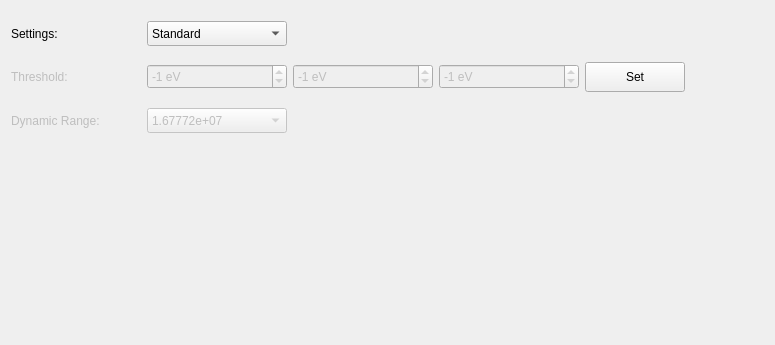
The window that slsDetectorGui/forms/form_tab_settings.ui (slsdetectorgroup/slsDetectorPackage) describes before a commit, drawn with Qt 5.
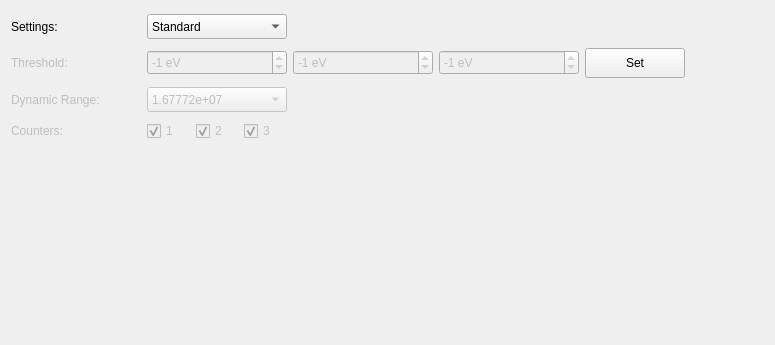
The same window after the commit. Icons and pictures are not drawn.

Commit message: moved counters in gui from data output tab to settings tab

```diff
--- a/slsDetectorGui/forms/form_tab_settings.ui
+++ b/slsDetectorGui/forms/form_tab_settings.ui
@@ -32,8 +32,46 @@
    <string>Form</string>
   </property>
   <layout class="QGridLayout" name="gridLayout_2">
-   <item row="1" column="4">
-    <widget class="QSpinBox" name="spinThreshold3">
+   <item row="3" column="3">
+    <widget class="QCheckBox" name="chkCounter2">
+     <property name="enabled">
+      <bool>false</bool>
+     </property>
+     <property name="maximumSize">
+      <size>
+       <width>50</width>
+       <height>16777215</height>
+      </size>
+     </property>
+     <property name="text">
+      <string>2</string>
+     </property>
+     <property name="checked">
+      <bool>true</bool>
+     </property>
+    </widget>
+   </item>
+   <item row="3" column="4">
+    <widget class="QCheckBox" name="chkCounter3">
+     <property name="enabled">
+      <bool>false</bool>
+     </property>
+     <property name="maximumSize">
+      <size>
+       <width>50</width>
+       <height>16777215</height>
+      </size>
+     </property>
+     <property name="text">
+      <string>3</string>
+     </property>
+     <property name="checked">
+      <bool>true</bool>
+     </property>
+    </widget>
+   </item>
+   <item row="2" column="2" colspan="3">
+    <widget class="QComboBox" name="comboDynamicRange">
      <property name="enabled">
       <bool>false</bool>
      </property>
@@ -49,27 +87,29 @@
        <height>16777215</height>
       </size>
      </property>
-     <property name="keyboardTracking">
-      <bool>false</bool>
-     </property>
-     <property name="suffix">
-      <string> eV</string>
-     </property>
-     <property name="minimum">
-      <number>-100000</number>
-     </property>
-     <property name="maximum">
-      <number>100000</number>
-     </property>
-     <property name="singleStep">
-      <number>100</number>
-     </property>
-     <property name="value">
-      <number>-1</number>
-     </property>
+     <item>
+      <property name="text">
+       <string>1.67772e+07</string>
+      </property>
+     </item>
+     <item>
+      <property name="text">
+       <string>65535</string>
+      </property>
+     </item>
+     <item>
+      <property name="text">
+       <string>255</string>
+      </property>
+     </item>
+     <item>
+      <property name="text">
+       <string>7</string>
+      </property>
+     </item>
     </widget>
    </item>
-   <item row="1" column="2">
+   <item row="1" column="2" colspan="3">
     <widget class="QSpinBox" name="spinThreshold">
      <property name="enabled">
       <bool>false</bool>
@@ -106,6 +146,43 @@
      </property>
     </widget>
    </item>
+   <item row="1" column="6">
+    <widget class="QSpinBox" name="spinThreshold3">
+     <property name="enabled">
+      <bool>false</bool>
+     </property>
+     <property name="minimumSize">
+      <size>
+       <width>140</width>
+       <height>25</height>
+      </size>
+     </property>
+     <property name="maximumSize">
+      <size>
+       <width>140</width>
+       <height>16777215</height>
+      </size>
+     </property>
+     <property name="keyboardTracking">
+      <bool>false</bool>
+     </property>
+     <property name="suffix">
+      <string> eV</string>
+     </property>
+     <property name="minimum">
+      <number>-100000</number>
+     </property>
+     <property name="maximum">
+      <number>100000</number>
+     </property>
+     <property name="singleStep">
+      <number>100</number>
+     </property>
+     <property name="value">
+      <number>-1</number>
+     </property>
+    </widget>
+   </item>
    <item row="2" column="0">
     <widget class="QLabel" name="lblDynamicRange">
      <property name="enabled">
@@ -128,7 +205,7 @@
      </property>
     </widget>
    </item>
-   <item row="3" column="2">
+   <item row="4" column="2">
     <spacer name="verticalSpacer">
      <property name="orientation">
       <enum>Qt::Vertical</enum>
@@ -144,46 +221,7 @@
      </property>
     </spacer>
    </item>
-   <item row="2" column="2">
-    <widget class="QComboBox" name="comboDynamicRange">
-     <property name="enabled">
-      <bool>false</bool>
-     </property>
-     <property name="minimumSize">
-      <size>
-       <width>140</width>
-       <height>25</height>
-      </size>
-     </property>
-     <property name="maximumSize">
-      <size>
-       <width>140</width>
-       <height>16777215</height>
-      </size>
-     </property>
-     <item>
-      <property name="text">
-       <string>1.67772e+07</string>
-      </property>
-     </item>
-     <item>
-      <property name="text">
-       <string>65535</string>
-      </property>
-     </item>
-     <item>
-      <property name="text">
-       <string>255</string>
-      </property>
-     </item>
-     <item>
-      <property name="text">
-       <string>7</string>
-      </property>
-     </item>
-    </widget>
-   </item>
-   <item row="1" column="6">
+   <item row="1" column="8">
     <widget class="QPushButton" name="btnSetThreshold">
      <property name="enabled">
       <bool>true</bool>
@@ -280,7 +318,139 @@
      </property>
     </widget>
    </item>
-   <item row="0" column="2">
+   <item row="0" column="1">
+    <spacer name="horizontalSpacer">
+     <property name="orientation">
+      <enum>Qt::Horizontal</enum>
+     </property>
+     <property name="sizeType">
+      <enum>QSizePolicy::Fixed</enum>
+     </property>
+     <property name="sizeHint" stdset="0">
+      <size>
+       <width>20</width>
+       <height>20</height>
+      </size>
+     </property>
+    </spacer>
+   </item>
+   <item row="1" column="0">
+    <widget class="QLabel" name="lblThreshold">
+     <property name="enabled">
+      <bool>false</bool>
+     </property>
+     <property name="minimumSize">
+      <size>
+       <width>110</width>
+       <height>0</height>
+      </size>
+     </property>
+     <property name="maximumSize">
+      <size>
+       <width>110</width>
+       <height>16777215</height>
+      </size>
+     </property>
+     <property name="text">
+      <string>Threshold:</string>
+     </property>
+    </widget>
+   </item>
+   <item row="1" column="5">
+    <widget class="QSpinBox" name="spinThreshold2">
+     <property name="enabled">
+      <bool>false</bool>
+     </property>
+     <property name="minimumSize">
+      <size>
+       <width>140</width>
+       <height>25</height>
+      </size>
+     </property>
+     <property name="maximumSize">
+      <size>
+       <width>140</width>
+       <height>16777215</height>
+      </size>
+     </property>
+     <property name="keyboardTracking">
+      <bool>false</bool>
+     </property>
+     <property name="suffix">
+      <string> eV</string>
+     </property>
+     <property name="minimum">
+      <number>-100000</number>
+     </property>
+     <property name="maximum">
+      <number>100000</number>
+     </property>
+     <property name="singleStep">
+      <number>100</number>
+     </property>
+     <property name="value">
+      <number>-1</number>
+     </property>
+    </widget>
+   </item>
+   <item row="1" column="9">
+    <spacer name="horizontalSpacer_2">
+     <property name="orientation">
+      <enum>Qt::Horizontal</enum>
+     </property>
+     <property name="sizeType">
+      <enum>QSizePolicy::Expanding</enum>
+     </property>
+     <property name="sizeHint" stdset="0">
+      <size>
+       <width>20</width>
+       <height>20</height>
+      </size>
+     </property>
+    </spacer>
+   </item>
+   <item row="3" column="0">
+    <widget class="QLabel" name="lblCounter">
+     <property name="enabled">
+      <bool>false</bool>
+     </property>
+     <property name="minimumSize">
+      <size>
+       <width>110</width>
+       <height>0</height>
+      </size>
+     </property>
+     <property name="maximumSize">
+      <size>
+       <width>110</width>
+       <height>16777215</height>
+      </size>
+     </property>
+     <property name="text">
+      <string>Counters:</string>
+     </property>
+    </widget>
+   </item>
+   <item row="3" column="2">
+    <widget class="QCheckBox" name="chkCounter1">
+     <property name="enabled">
+      <bool>false</bool>
+     </property>
+     <property name="maximumSize">
+      <size>
+       <width>50</width>
+       <height>16777215</height>
+      </size>
+     </property>
+     <property name="text">
+      <string>1</string>
+     </property>
+     <property name="checked">
+      <bool>true</bool>
+     </property>
+    </widget>
+   </item>
+   <item row="0" column="2" colspan="3">
     <widget class="QComboBox" name="comboSettings">
      <property name="enabled">
       <bool>true</bool>
@@ -424,97 +594,6 @@
      </item>
     </widget>
    </item>
-   <item row="0" column="1">
-    <spacer name="horizontalSpacer">
-     <property name="orientation">
-      <enum>Qt::Horizontal</enum>
-     </property>
-     <property name="sizeType">
-      <enum>QSizePolicy::Fixed</enum>
-     </property>
-     <property name="sizeHint" stdset="0">
-      <size>
-       <width>20</width>
-       <height>20</height>
-      </size>
-     </property>
-    </spacer>
-   </item>
-   <item row="1" column="0">
-    <widget class="QLabel" name="lblThreshold">
-     <property name="enabled">
-      <bool>false</bool>
-     </property>
-     <property name="minimumSize">
-      <size>
-       <width>110</width>
-       <height>0</height>
-      </size>
-     </property>
-     <property name="maximumSize">
-      <size>
-       <width>110</width>
-       <height>16777215</height>
-      </size>
-     </property>
-     <property name="text">
-      <string>Threshold:</string>
-     </property>
-    </widget>
-   </item>
-   <item row="1" column="3">
-    <widget class="QSpinBox" name="spinThreshold2">
-     <property name="enabled">
-      <bool>false</bool>
-     </property>
-     <property name="minimumSize">
-      <size>
-       <width>140</width>
-       <height>25</height>
-      </size>
-     </property>
-     <property name="maximumSize">
-      <size>
-       <width>140</width>
-       <height>16777215</height>
-      </size>
-     </property>
-     <property name="keyboardTracking">
-      <bool>false</bool>
-     </property>
-     <property name="suffix">
-      <string> eV</string>
-     </property>
-     <property name="minimum">
-      <number>-100000</number>
-     </property>
-     <property name="maximum">
-      <number>100000</number>
-     </property>
-     <property name="singleStep">
-      <number>100</number>
-     </property>
-     <property name="value">
-      <number>-1</number>
-     </property>
-    </widget>
-   </item>
-   <item row="1" column="7">
-    <spacer name="horizontalSpacer_2">
-     <property name="orientation">
-      <enum>Qt::Horizontal</enum>
-     </property>
-     <property name="sizeType">
-      <enum>QSizePolicy::Expanding</enum>
-     </property>
-     <property name="sizeHint" stdset="0">
-      <size>
-       <width>20</width>
-       <height>20</height>
-      </size>
-     </property>
-    </spacer>
-   </item>
   </layout>
  </widget>
  <tabstops>
```
Left out of the diff: 1 changed line with no effect on the pictures. The commit also changes 5 other files.
